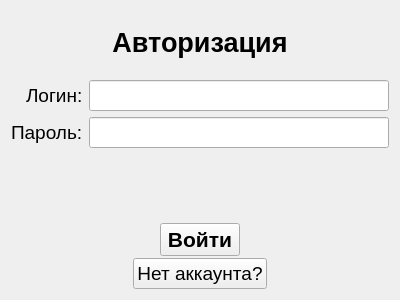
Qt form window_authorization.ui (zloysergunya/IS_Airport) before a commit.
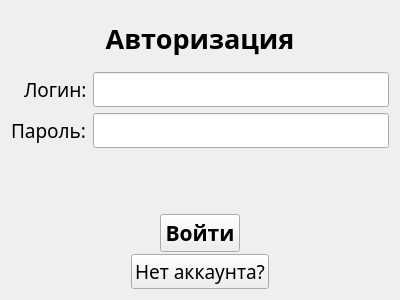
The same form after that commit.

Patch:
```diff
--- a/window_authorization.ui
+++ b/window_authorization.ui
@@ -10,6 +10,11 @@
     <height>300</height>
    </rect>
   </property>
+  <property name="font">
+   <font>
+    <family>Mongolian Baiti</family>
+   </font>
+  </property>
   <property name="windowTitle">
    <string>Form</string>
   </property>
@@ -18,6 +23,7 @@
     <widget class="QLabel" name="mainLabel">
      <property name="font">
       <font>
+       <family>Mongolian Baiti</family>
        <pointsize>20</pointsize>
        <weight>75</weight>
        <bold>true</bold>
@@ -40,6 +46,7 @@
       <widget class="QLabel" name="labelLogin">
        <property name="font">
         <font>
+         <family>Mongolian Baiti</family>
          <pointsize>14</pointsize>
         </font>
        </property>
@@ -52,6 +59,7 @@
       <widget class="QLineEdit" name="login">
        <property name="font">
         <font>
+         <family>Mongolian Baiti</family>
          <pointsize>14</pointsize>
         </font>
        </property>
@@ -61,6 +69,7 @@
       <widget class="QLabel" name="labelPassword">
        <property name="font">
         <font>
+         <family>Mongolian Baiti</family>
          <pointsize>14</pointsize>
         </font>
        </property>
@@ -73,6 +82,7 @@
       <widget class="QLineEdit" name="password">
        <property name="font">
         <font>
+         <family>Mongolian Baiti</family>
          <pointsize>14</pointsize>
         </font>
        </property>
@@ -118,6 +128,7 @@
          </property>
          <property name="font">
           <font>
+           <family>Mongolian Baiti</family>
            <pointsize>16</pointsize>
            <weight>75</weight>
            <bold>true</bold>
@@ -142,6 +153,7 @@
          </property>
          <property name="font">
           <font>
+           <family>Mongolian Baiti</family>
            <pointsize>14</pointsize>
           </font>
          </property>
```
